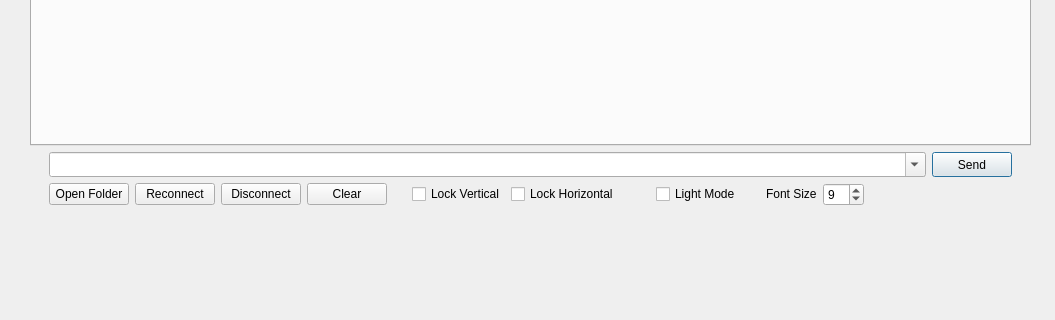
Above: xexunrtt.ui from lunaleevip/RTT2UART before the change; both pictures show x 0 to 1055 and y 109 to 429 of the 1055 by 541 pixel window. Below: the same form after it.
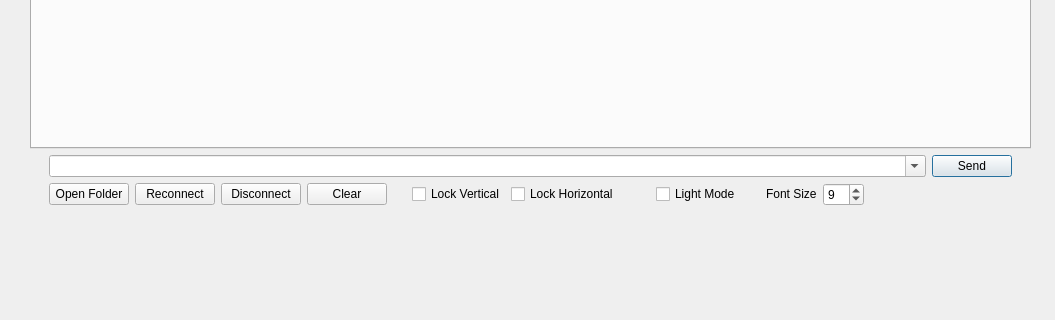
That is the form after the change.

What changed in the file:
```diff
--- a/xexunrtt.ui
+++ b/xexunrtt.ui
@@ -55,7 +55,7 @@
       </property>
       <property name="font">
        <font>
-        <family>新宋体</family>
+        <family>Arial</family>
        </font>
       </property>
       <property name="toolTip">
```
